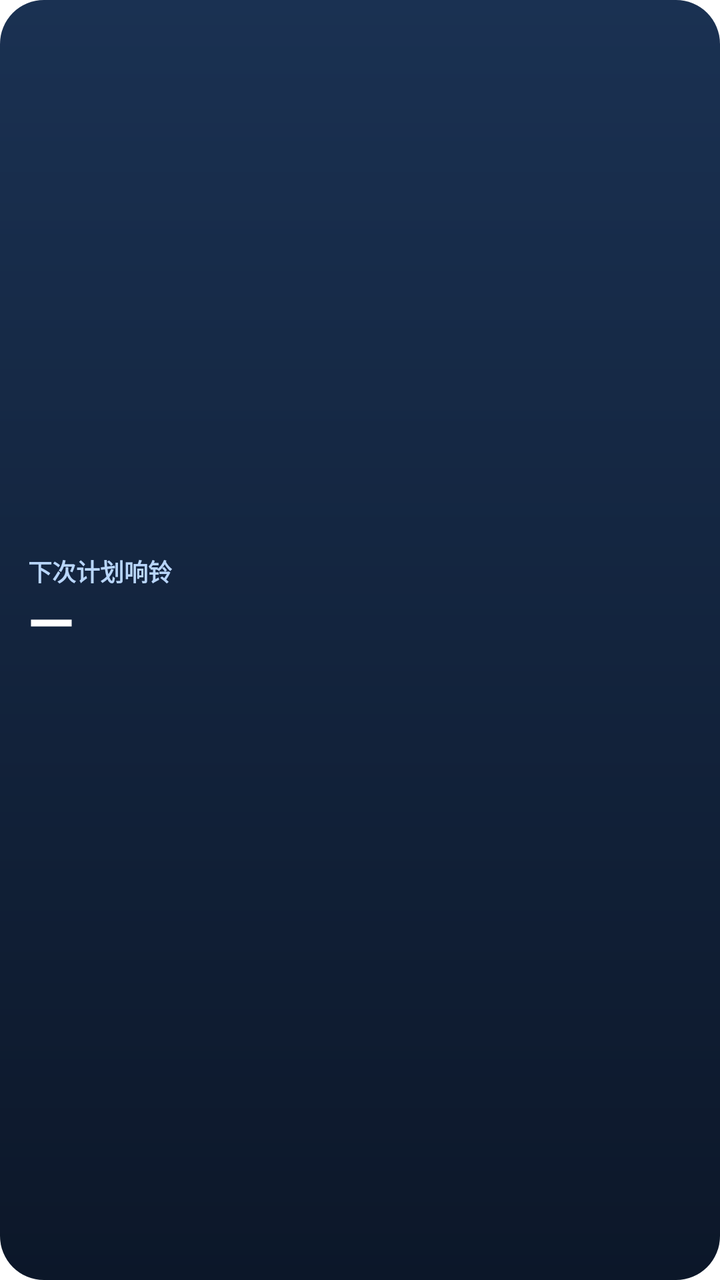
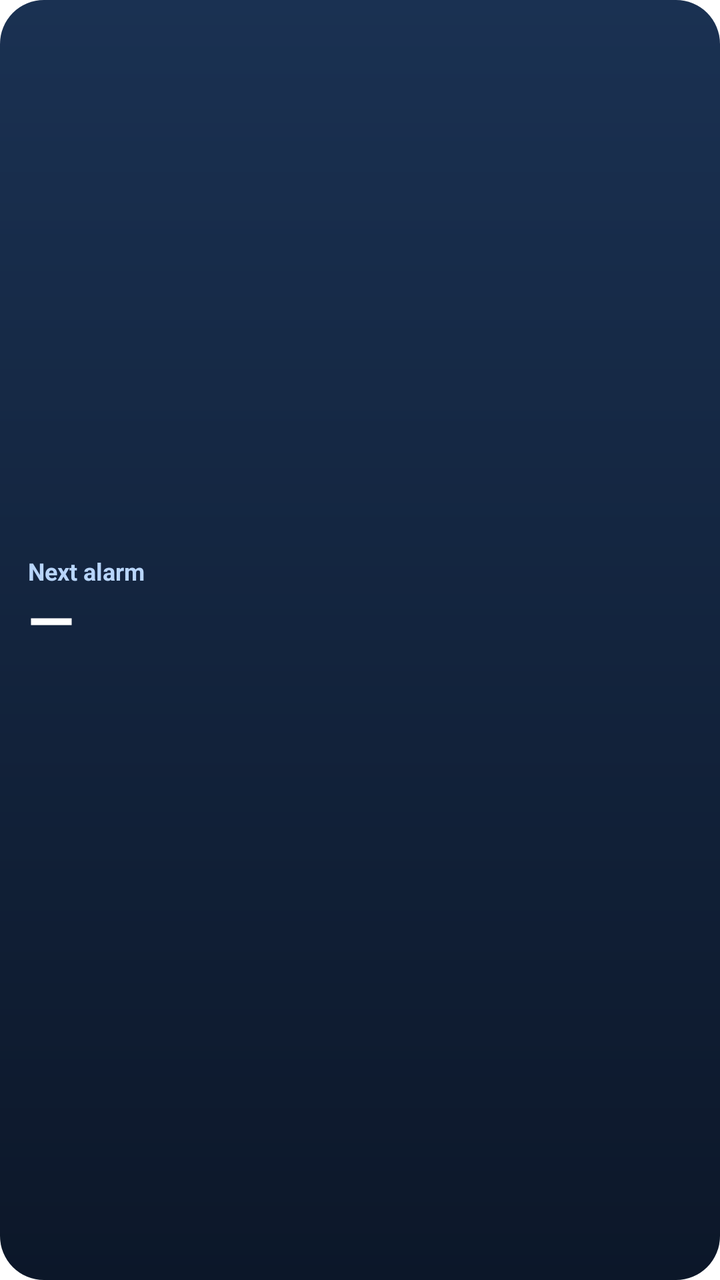

An Android layout rendered at two revisions. The XML below is the earlier revision; the diff shows what the commit changed to produce the second picture.
<!-- AndroidManifest.xml: fallback theme Theme.MaterialComponents.DayNight.NoActionBar -->
<!-- res/layout/zf_widget.xml -->
<?xml version="1.0" encoding="utf-8"?>
<LinearLayout xmlns:android="http://schemas.android.com/apk/res/android"
    android:id="@+id/zf_widget_root"
    android:layout_width="match_parent"
    android:layout_height="match_parent"
    android:background="@drawable/zf_widget_background"
    android:orientation="vertical"
    android:gravity="center_vertical"
    android:padding="14dp">
    <TextView
        android:layout_width="match_parent"
        android:layout_height="wrap_content"
        android:text="@string/zf_widget_caption"
        android:textColor="#B8D5FA"
        android:textStyle="bold"
        android:textSize="12sp"/>
    <TextView
        android:id="@+id/zf_widget_time"
        android:layout_width="match_parent"
        android:layout_height="wrap_content"
        android:includeFontPadding="false"
        android:textColor="#FFFFFF"
        android:textStyle="bold"
        android:textSize="30sp"
        android:text="—"/>
    <TextView
        android:id="@+id/zf_widget_title"
        android:layout_width="match_parent"
        android:layout_height="wrap_content"
        android:maxLines="1"
        android:ellipsize="end"
        android:textColor="#F0F4FA"
        android:textSize="13sp"/>
    <TextView
        android:id="@+id/zf_widget_date"
        android:layout_width="match_parent"
        android:layout_height="wrap_content"
        android:textColor="#B8D5FA"
        android:textSize="12sp"/>
</LinearLayout>
<!-- resources referenced by this layout -->
<resources>
  <!-- drawable zf_widget_background (drawable) -->
  <?xml version="1.0" encoding="utf-8"?>
  <shape xmlns:android="http://schemas.android.com/apk/res/android">
      <corners android:radius="22dp"/>
      <gradient android:angle="270" android:startColor="#1A3152" android:endColor="#0C1729"/>
  </shape>
  <string name="zf_widget_caption">下次计划响铃</string>
</resources>

<!-- the commit's change to res/layout/zf_widget.xml (unified diff, before → after) -->
@@ -8,6 +8,7 @@
     android:gravity="center_vertical"
     android:padding="14dp">
     <TextView
+        android:id="@+id/zf_widget_caption"
         android:layout_width="match_parent"
         android:layout_height="wrap_content"
         android:text="@string/zf_widget_caption"
@@ -22,6 +23,11 @@
         android:textColor="#FFFFFF"
         android:textStyle="bold"
         android:textSize="30sp"
+        android:maxLines="1"
+        android:autoSizeTextType="uniform"
+        android:autoSizeMinTextSize="16sp"
+        android:autoSizeMaxTextSize="30sp"
+        android:autoSizeStepGranularity="1sp"
         android:text="—"/>
     <TextView
         android:id="@+id/zf_widget_title"
<!-- resource entries referenced after the edit -->
@@ -6,6 +6,6 @@
       <corners android:radius="22dp"/>
       <gradient android:angle="270" android:startColor="#1A3152" android:endColor="#0C1729"/>
   </shape>
-  <string name="zf_widget_caption">下次计划响铃</string>
+  <string name="zf_widget_caption">Next alarm</string>
 </resources>
 
